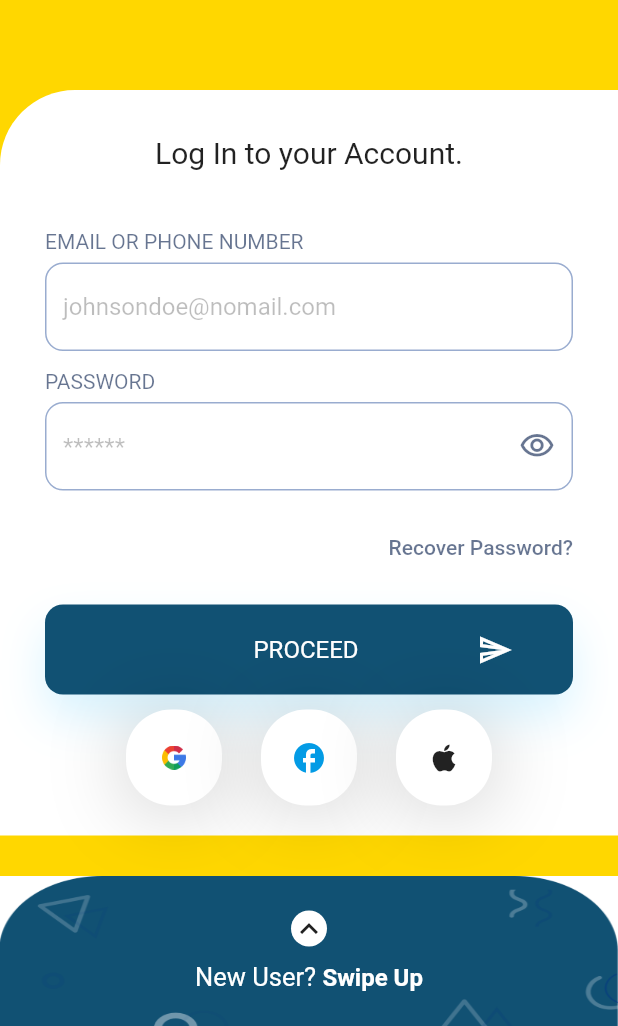
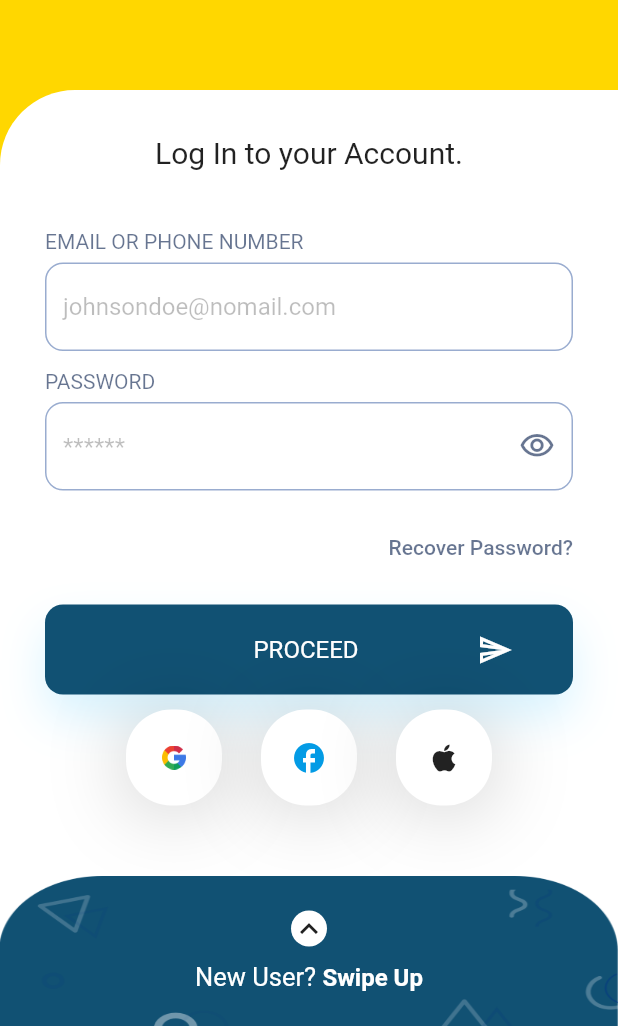
Before and after one commit to rajavikramsingh27/gogoship, a Flutter app: the screen it shows after launch, on a phone screen of 412 x 824 dp, the part 210-1236 px from its top. Run offline on Flutter 3.47's test engine with Material 2 defaults, Android fonts, the phone set to English and light mode, and no system bars; our stand-ins replace flutter_swiper_plus, get; Roboto replaces fonts that are missing (Raleway).

Commit message:
some issues are done

```diff
--- a/lib/Views/AuthList.dart
+++ b/lib/Views/AuthList.dart
@@ -11,8 +11,7 @@ class AuthList extends StatelessWidget {
   @override
   Widget build(BuildContext context) {
     return Scaffold(
-      backgroundColor: ColorStyle.bgColor,
-        body: Swiper(
+        body:  Swiper(
           itemBuilder: (BuildContext context, int index) {
             if (index == 0)
               return LogIn();
@@ -30,6 +29,6 @@ class AuthList extends StatelessWidget {
           itemCount: 2,
           scrollDirection: Axis.vertical,
           loop: false,
-    ));
+        ),);
   }
 }
--- a/lib/Views/LogIn.dart
+++ b/lib/Views/LogIn.dart
@@ -6,6 +6,7 @@ import 'package:gogoship/Views/VerificationCode.dart';
 import 'package:gogoship/Styles/EffectStyle.dart';
 import 'package:gogoship/Styles/TextStyles.dart';
 import 'package:gogoship/Styles/Components.dart';
+import 'package:gogoship/Styles/ColorStyle.dart';
 
 
 class LogIn extends StatelessWidget {
@@ -15,10 +16,24 @@ class LogIn extends StatelessWidget {
   Widget build(BuildContext context) {
     return Scaffold(
         backgroundColor: Colors.transparent,
-        body: Column(
+        resizeToAvoidBottomInset: true,
+        body: Stack(
+          children: [
+            Positioned(
+                top: 0,
+                bottom: 0,
+                left: 0,
+                right: 0,
+                child: Column(
+                  children: [
+                    Expanded(child: Container(color: ColorStyle.bgColor,)),
+                    Expanded(child: Container(color: Colors.white,)),
+                  ],
+                )
+            ),
+            Column(
               children: [
                 Expanded(
-              child: Container(
                   child: SingleChildScrollView(
                     child: Column(
                       children: [
@@ -75,7 +90,7 @@ class LogIn extends StatelessWidget {
                               InkWell(
                                 child: ComponentsAuthSubmit.submitAuth('PROCEED'),
                                 onTap: () {
-                                Get.to(VerificationCode());
+
                                 },
                               ),
                               SizedBox(
@@ -84,14 +99,15 @@ class LogIn extends StatelessWidget {
                               ComponentsSocialSignIn(),
                             ],
                           ),
-                      ),
+                        )
                       ],
-                  ),
                     ),
                   ),
                 ),
                 ComponentsAuthBottom.authBottom('New User? ', 'Swipe Up', Icon(Icons.keyboard_arrow_up))
               ],
+            ),
+          ],
         )
     );
   }
--- a/lib/Views/StartUp.dart
+++ b/lib/Views/StartUp.dart
@@ -23,7 +23,7 @@ class StartUp extends StatelessWidget {
     );
 
     return Scaffold(
-      backgroundColor:  ColorStyle.fromHex("hexString"),
+      backgroundColor:  ColorStyle.bgColor,
       body: Column(
         mainAxisAlignment: MainAxisAlignment.center,
         children: [
--- a/lib/Views/VerificationCode.dart
+++ b/lib/Views/VerificationCode.dart
@@ -23,6 +23,8 @@ class _VerificationCodeState extends State<VerificationCode> {
   );
 
   double height = 0;
+
+
 
   @override
   void initState() {
```
Also changed, not shown: lib/VerificationCodeController.dart (added, +15 -0 lines), lib/Views/CreateAccount.dart (+17 -1 lines), lib/main.dart (+11 -0 lines), pubspec.lock, 3 other files. Lines whose indentation alone changed are shown as unchanged.
